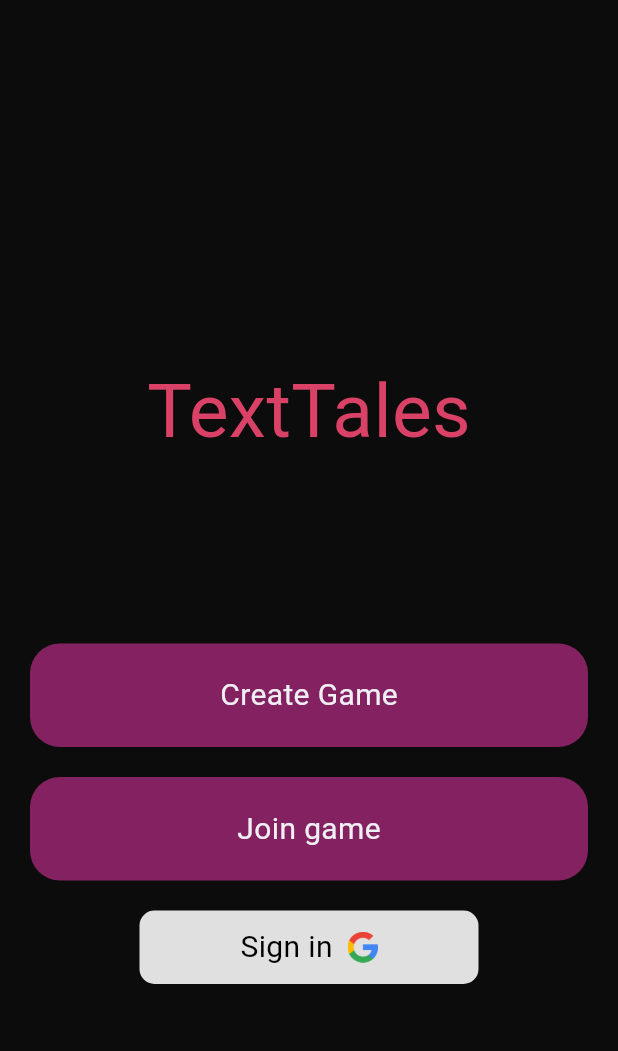
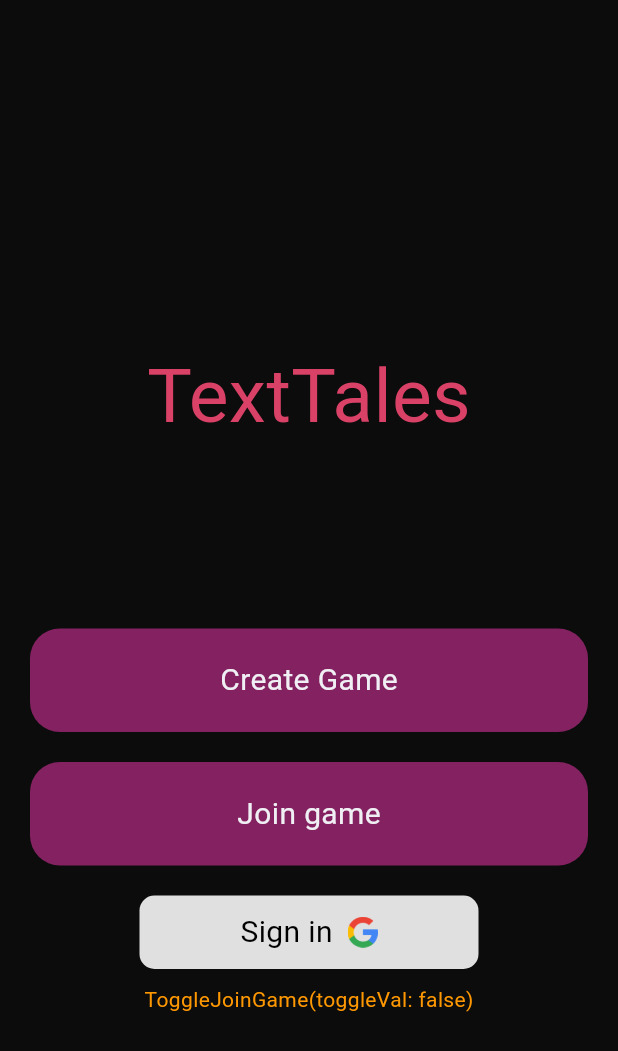
Before and after one commit to FrostyCake47/TextTales, a Flutter app: the screen it shows after launch, on a phone screen of 412 x 824 dp. Shown: the top 1051 px of the screen. Run offline on Flutter 3.47's test engine with Material 3 defaults, Android fonts, the phone set to English and light mode, and no system bars; our stand-ins replace firebase_auth, firebase_core, flutter_riverpod, flutter_spinkit, fluttertoast, google_sign_in and 2 more; missing offline and left inert: dart:ffi; accounts and stored records are empty.

Commit message:
toggleJoinGame

```diff
--- a/lib/main.dart
+++ b/lib/main.dart
@@ -11,12 +11,14 @@ import 'package:texttales/screens/lobby.dart';
 import 'package:texttales/screens/story.dart';
 
 final playerProvider = StateNotifierProvider<PlayerNotifier, Player>((ref) => PlayerNotifier(Player('Akash')));
+final toggleJoinGameProvider = StateNotifierProvider<ToggleJoinGameNotifier, ToggleJoinGame>((ref) => ToggleJoinGameNotifier(ToggleJoinGame(false)));
 
 Future<void> main() async {
   WidgetsFlutterBinding.ensureInitialized();
   await Firebase.initializeApp(options: DefaultFirebaseOptions.android);
 
-  runApp(MaterialApp(
+  runApp(ProviderScope(
+    child: MaterialApp(
       initialRoute: '/',
       routes: {
         '/' : (context) => HomeScreen(),
@@ -35,5 +37,6 @@ Future<void> main() async {
           displayColor: Colors.blue,
         )
       ),
+    ),
   ));
 }
--- a/lib/screens/auth.dart
+++ b/lib/screens/auth.dart
@@ -2,6 +2,7 @@
 
 import 'package:firebase_auth/firebase_auth.dart';
 import 'package:flutter/material.dart';
+import 'package:fluttertoast/fluttertoast.dart';
 //import 'package:fluttertoast/fluttertoast.dart';
 import 'package:texttales/screens/home.dart';
 import 'package:texttales/screens/lobby.dart';
@@ -20,10 +21,11 @@ class AuthScreen extends StatelessWidget {
         builder: (context, snapshot){
           if(snapshot.hasData) {
             print("I habe data");
-            //Fluttertoast.showToast(msg: "Logged in");
+            Fluttertoast.showToast(msg: "Logged in");
             return LobbyScreen(mode: mode);
             }
           else {
+            Fluttertoast.showToast(msg: "Sign up");
             return HomeScreen();
           }
         },
--- a/lib/screens/home.dart
+++ b/lib/screens/home.dart
@@ -1,3 +1,5 @@
+// ignore_for_file: public_member_api_docs, sort_constructors_first
+import 'dart:convert';
 import 'dart:ffi';
 
 import 'package:firebase_auth/firebase_auth.dart';
@@ -5,6 +7,9 @@ import 'package:firebase_core/firebase_core.dart';
 import 'package:flutter/material.dart';
 import 'package:flutter_riverpod/flutter_riverpod.dart';
 import 'package:flutter_spinkit/flutter_spinkit.dart';
+import 'package:fluttertoast/fluttertoast.dart';
+import 'package:riverpod/riverpod.dart';
+
 import 'package:texttales/constants/colors.dart';
 import 'package:texttales/constants/textstyles.dart';
 import 'package:texttales/main.dart';
@@ -15,6 +20,9 @@ class HomeScreen extends ConsumerWidget {
 
   @override
   Widget build(BuildContext context, WidgetRef ref) {
+
+  TextEditingController _joinGameController = TextEditingController();
+  final toggleJoinGame = ref.watch(toggleJoinGameProvider);
 
   void signInWithGoogle() async {
     showDialog(context: context, builder: (context){
@@ -52,6 +60,7 @@ class HomeScreen extends ConsumerWidget {
 
             Text(playerProvider.name ?? '', style: textMedium,),
 
+
             GestureDetector(
               onTap: (){
                 Navigator.pushNamed(context, '/auth', arguments: {'mode':'create'});
@@ -68,9 +77,12 @@ class HomeScreen extends ConsumerWidget {
               ),
             ),
 
+            //toggleGameJoin ?
             GestureDetector(
               onTap: (){
-                Navigator.pushNamed(context, '/auth', arguments: {'mode':'join'});
+                //Navigator.pushNamed(context, '/auth', arguments: {'mode':'join'});
+                ref.read(toggleJoinGameProvider.notifier).toggle();
+                Fluttertoast.showToast(msg: 'toggling notifier');
               },
               child: Container(
                 padding: const EdgeInsets.symmetric(vertical: 20),
@@ -83,6 +95,22 @@ class HomeScreen extends ConsumerWidget {
                 child: Center(child: Text("Join game", style: textMedium.copyWith(fontSize: 20))),
               ),
             ),
+
+            /*Row(
+              children: [
+                TextField(
+                    controller: _joinGameController,
+                    decoration: InputDecoration(
+                      hintText: 'Name',
+                      border: OutlineInputBorder(borderRadius: BorderRadius.circular(20)),
+                      hintStyle: textMedium.copyWith(color: Colors.grey, fontSize: 15)
+                    ),
+                    style: textMedium.copyWith(fontSize: 15),
+                ),
+              ],
+            ),*/
+
+
 
 
 
@@ -109,9 +137,74 @@ class HomeScreen extends ConsumerWidget {
                 ),
               ),
             ),
+
+            Text(toggleJoinGame.toString())
           ],
         ),
       ),
     );
   }
 }
+
+
+/*class ToggleJoinGame extends StateNotifier<bool>{
+  ToggleJoinGame() : super(false);
+
+  void toggle(){
+    state != state;
+  }
+}*/
+
+class ToggleJoinGame {
+  final bool toggleVal;
+
+  ToggleJoinGame(
+    this.toggleVal,
+  );
+
+  ToggleJoinGame copyWith({
+    bool? toggleVal,
+  }) {
+    return ToggleJoinGame(
+      toggleVal ?? this.toggleVal,
+    );
+  }
+
+  Map<String, dynamic> toMap() {
+    return <String, dynamic>{
+      'toggleVal': toggleVal,
+    };
+  }
+
+  factory ToggleJoinGame.fromMap(Map<String, dynamic> map) {
+    return ToggleJoinGame(
+      map['toggleVal'] as bool,
+    );
+  }
+
+  String toJson() => json.encode(toMap());
+
+  factory ToggleJoinGame.fromJson(String source) => ToggleJoinGame.fromMap(json.decode(source) as Map<String, dynamic>);
+
+  @override
+  String toString() => 'ToggleJoinGame(toggleVal: $toggleVal)';
+
+  @override
+  bool operator ==(covariant ToggleJoinGame other) {
+    if (identical(this, other)) return true;
+
+    return
+      other.toggleVal == toggleVal;
+  }
+
+  @override
+  int get hashCode => toggleVal.hashCode;
+}
+
+class ToggleJoinGameNotifier extends StateNotifier<ToggleJoinGame>{
+  ToggleJoinGameNotifier(super.state);
+
+  void toggle(){
+    state = state.copyWith(toggleVal: !state.toggleVal);
+  }
+}
--- a/lib/screens/lobby.dart
+++ b/lib/screens/lobby.dart
@@ -15,11 +15,6 @@ class LobbyScreen extends ConsumerWidget {
     void updateName(String name){
       ref.read(playerProvider.notifier).updateName(name);
     }
-
-
-
-
-
     return Scaffold(
       backgroundColor: tertiaryColor,
       body: Center(
--- a/pubspec.yaml
+++ b/pubspec.yaml
@@ -14,6 +14,7 @@ dependencies:
   firebase_auth: ^4.17.8
   google_sign_in: ^6.2.1
   flutter_spinkit: ^5.2.1
+  fluttertoast: ^8.2.5
 
 dev_dependencies:
   flutter_test:
```
Also changed, not shown: pubspec.lock. Lines whose indentation alone changed are shown as unchanged.
